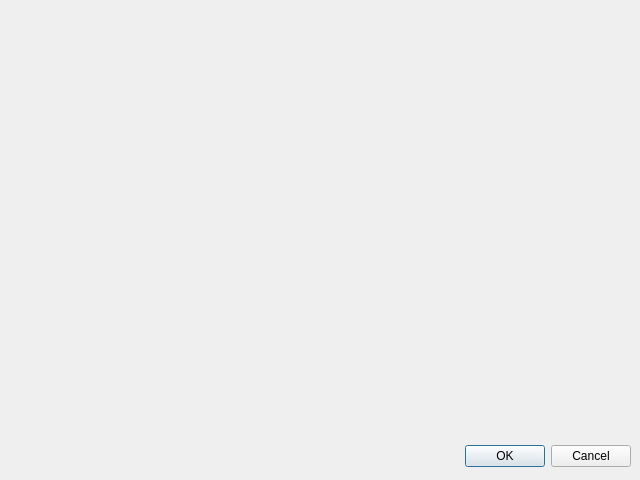
Above: source/score.ui from CyberMavka/FPM before the change. Below: the same form after it.
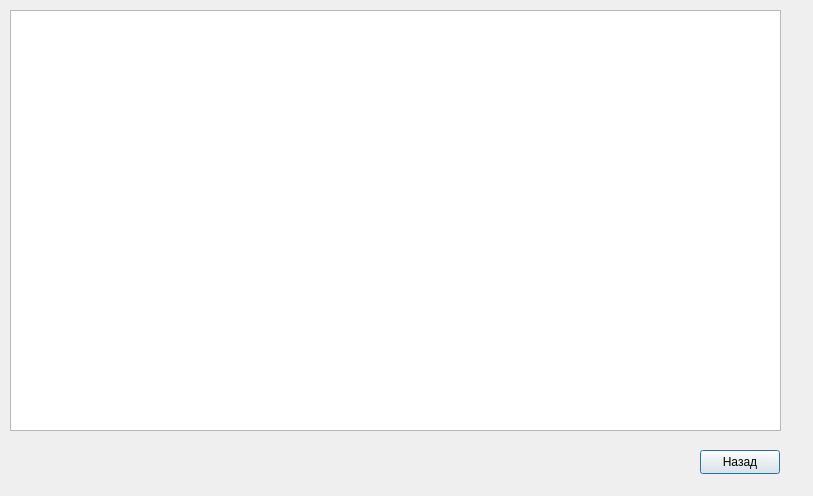
That is the form after the change.

Commit message: Add table and write in table

Diff of the .ui file:
```diff
--- a/source/score.ui
+++ b/source/score.ui
@@ -5,28 +5,35 @@
    <rect>
     <x>0</x>
     <y>0</y>
-    <width>640</width>
-    <height>480</height>
+    <width>813</width>
+    <height>496</height>
    </rect>
   </property>
   <property name="windowTitle">
    <string>Dialog</string>
   </property>
-  <widget name="buttonBox" class="QDialogButtonBox">
+  <widget class="QPushButton" name="pushButton">
+   <property name="geometry">
+    <rect>
+     <x>700</x>
+     <y>450</y>
+     <width>80</width>
+     <height>24</height>
+    </rect>
+   </property>
+   <property name="text">
+    <string>Назад</string>
+   </property>
+  </widget>
+  <widget class="QTextBrowser" name="tableScore">
    <property name="geometry">
     <rect>
      <x>10</x>
-     <y>440</y>
-     <width>621</width>
-     <height>32</height>
+     <y>10</y>
+     <width>771</width>
+     <height>421</height>
     </rect>
    </property>
-   <property name="orientation">
-    <enum>Qt::Horizontal</enum>
-   </property>
-   <property name="standardButtons">
-    <set>QDialogButtonBox::Cancel|QDialogButtonBox::Ok</set>
-   </property>
   </widget>
  </widget>
  <resources/>
```
Left out of the diff: 38 changed lines with no effect on the pictures. The commit also changes 8 other files.
